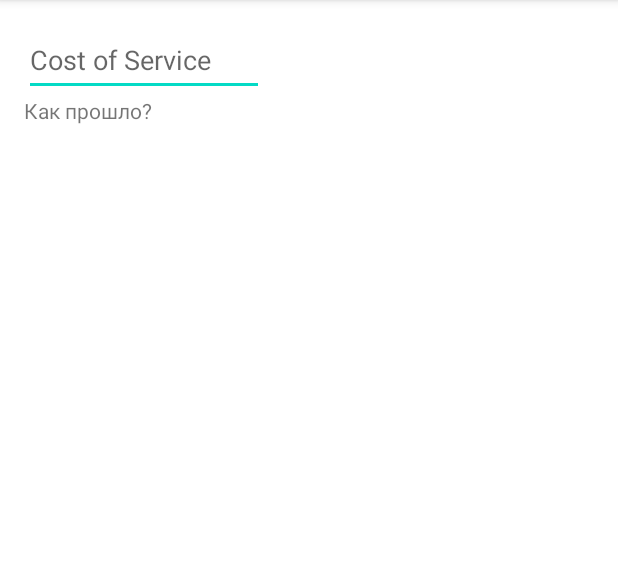
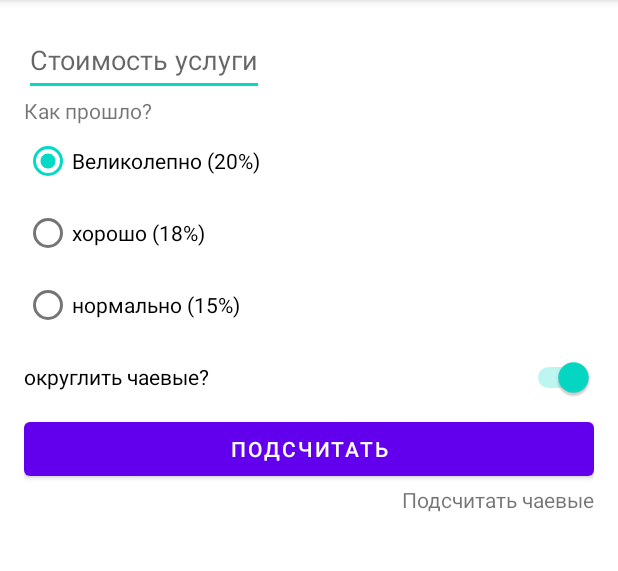
Before and after one commit to poncho-boncho/TipTime, an Android app: the screen it shows after launch (MainActivity), on a phone screen of 412 x 824 dp, the part 84-655 px from its top. Run offline under Robolectric (Android 15) with nearby library versions, the phone set to English and light mode, and no system bars.

Commit message:
corrected the XTML file

```diff
--- a/app/src/main/res/layout/activity_main.xml
+++ b/app/src/main/res/layout/activity_main.xml
@@ -8,21 +8,75 @@
     tools:context=".MainActivity">
 
     <EditText
-        android:id="@id/cost_of_service"
+        android:id="@+id/cost_of_service"
         android:layout_width="160dp"
         android:layout_height="wrap_content"
+        android:hint="@string/cost_of_service"
         android:inputType="numberDecimal"
         android:minHeight="48dp"
         app:layout_constraintStart_toStartOf="parent"
-        app:layout_constraintTop_toTopOf="parent"
-        android:hint="Cost of Service"
-        />
+        app:layout_constraintTop_toTopOf="parent" />
+
     <TextView
+        android:id="@+id/service_question"
         android:layout_width="wrap_content"
         android:layout_height="wrap_content"
-        android:text="Как прошло?"
+        android:text="@string/how_was_the_service"
         app:layout_constraintStart_toStartOf="parent"
-        app:layout_constraintTop_toBottomOf="@id/cost_of_service"
-        />
+        app:layout_constraintTop_toBottomOf="@id/cost_of_service" />
 
+    <RadioGroup
+        android:id="@id/tip_options"
+        android:layout_width="wrap_content"
+        android:layout_height="wrap_content"
+        android:checkedButton="@id/option_twenty_percent"
+        android:orientation="vertical"
+        app:layout_constraintStart_toStartOf="parent"
+        app:layout_constraintTop_toBottomOf="@+id/service_question">
+
+        <RadioButton
+            android:id="@+id/option_twenty_percent"
+            android:layout_width="wrap_content"
+            android:layout_height="wrap_content"
+            android:text="@string/amazing_service" />
+
+        <RadioButton
+            android:id="@+id/option_eighteen_percent"
+            android:layout_width="wrap_content"
+            android:layout_height="wrap_content"
+            android:text="@string/good_service" />
+
+        <RadioButton
+            android:id="@+id/option_fifteen_percent"
+            android:layout_width="wrap_content"
+            android:layout_height="wrap_content"
+            android:text="@string/ok_service" />
+    </RadioGroup>
+
+    <Switch
+        android:id="@+id/round_up_switch"
+        android:layout_width="0dp"
+        android:layout_height="48dp"
+        android:checked="true"
+        android:text="@string/round_up_tip"
+        app:layout_constraintEnd_toEndOf="parent"
+        app:layout_constraintStart_toStartOf="@+id/tip_options"
+        app:layout_constraintTop_toBottomOf="@+id/tip_options" />
+
+    <Button
+        android:id="@+id/calculate_button"
+        android:layout_width="0dp"
+        android:layout_height="wrap_content"
+        android:text="@string/calculate"
+        app:layout_constraintEnd_toEndOf="parent"
+        app:layout_constraintStart_toStartOf="parent"
+        app:layout_constraintTop_toBottomOf="@id/round_up_switch" />
+
+    <TextView
+        android:id="@+id/tip_result"
+        android:layout_width="wrap_content"
+        android:layout_height="wrap_content"
+        android:text="@string/tip_amount"
+        app:layout_constraintEnd_toEndOf="parent"
+        app:layout_constraintTop_toBottomOf="@id/calculate_button" />
 </androidx.constraintlayout.widget.ConstraintLayout>
--- a/app/src/main/res/values/ids.xml
+++ b/app/src/main/res/values/ids.xml
@@ -1,5 +1,4 @@
 <?xml version="1.0" encoding="utf-8"?>
 <resources>
-    <item name="plain_text_input" type="id" />
-    <item name="cost_of_service" type="id">service</item>
+
 </resources>
--- a/app/src/main/res/values/strings.xml
+++ b/app/src/main/res/values/strings.xml
@@ -1,3 +1,11 @@
 <resources>
     <string name="app_name">Tip Time</string>
+    <string name="cost_of_service">Стоимость услуги</string>
+    <string name="how_was_the_service">Как прошло?</string>
+    <string name="amazing_service">Великолепно (20%)</string>
+    <string name="good_service">хорошо (18%)</string>
+    <string name="ok_service">нормально (15%)</string>
+    <string name="round_up_tip">округлить чаевые?</string>
+    <string name="calculate">Подсчитать</string>
+    <string name="tip_amount">Подсчитать чаевые</string>
 </resources>
```
